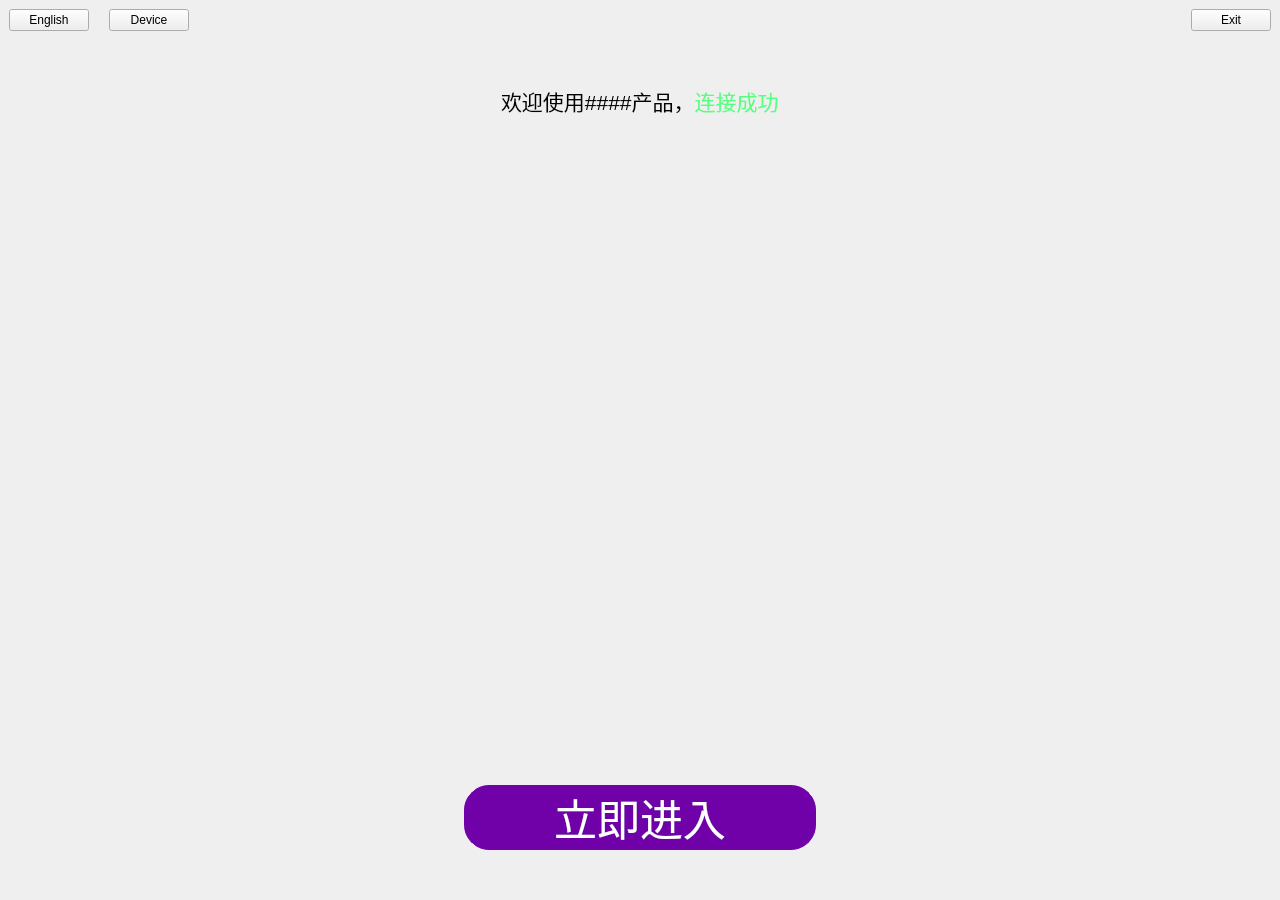
The window that MainWindow.ui (wlffeng2008/AKKOStdio) describes before a commit, drawn with Qt 5.
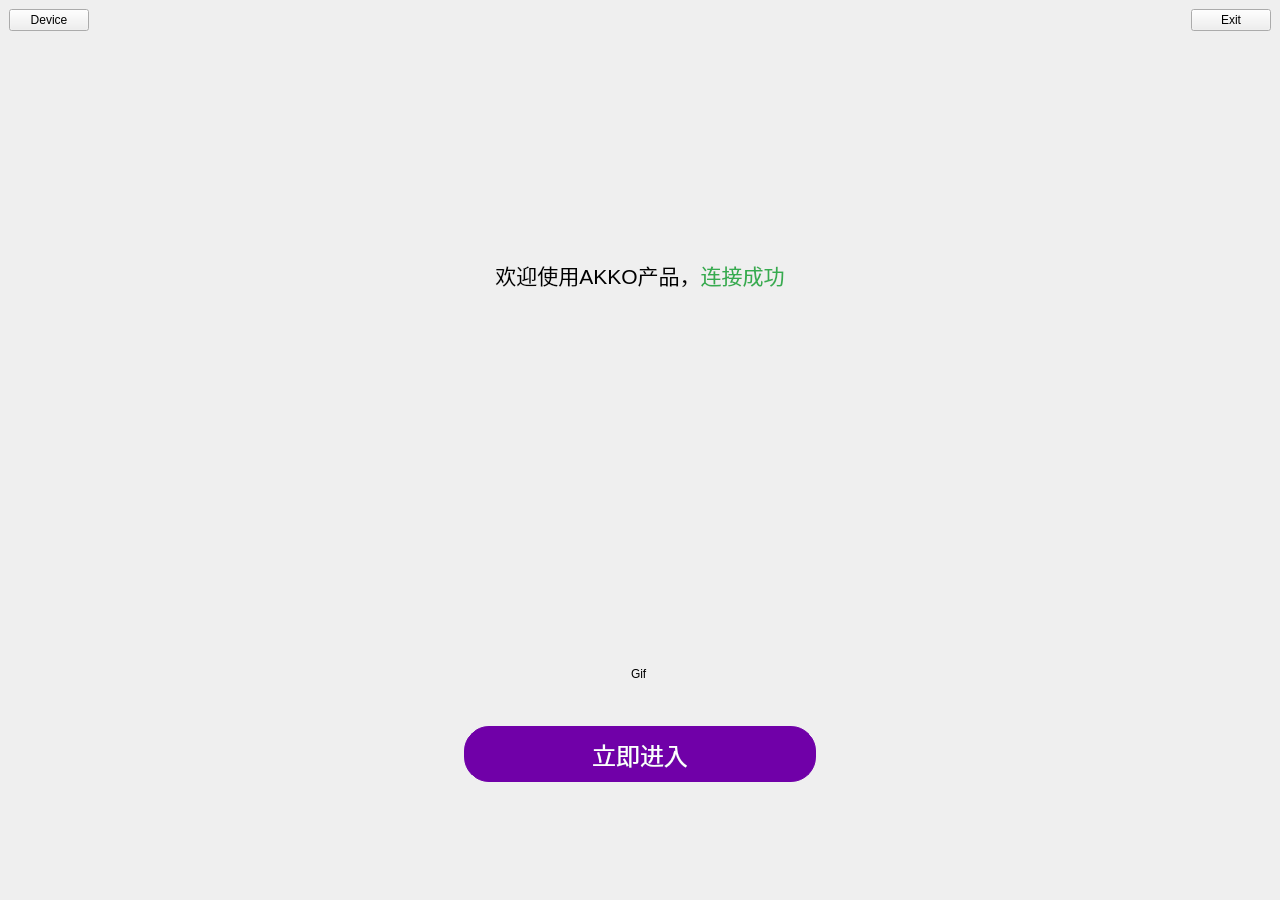
The same window after the commit. Icons and pictures are not drawn.

Patch:
```diff
--- a/MainWindow.ui
+++ b/MainWindow.ui
@@ -22,22 +22,15 @@
    <string notr="true"/>
   </property>
   <widget class="QWidget" name="centralwidget">
-   <layout class="QVBoxLayout" name="verticalLayout" stretch="0,0,0,1,0">
+   <layout class="QVBoxLayout" name="verticalLayout" stretch="0,0,0,0,1,0,0,0">
     <property name="spacing">
-     <number>20</number>
+     <number>45</number>
     </property>
     <property name="bottomMargin">
-     <number>50</number>
+     <number>45</number>
     </property>
     <item>
      <layout class="QHBoxLayout" name="horizontalLayout">
-      <item>
-       <widget class="QPushButton" name="pushButtonLang">
-        <property name="text">
-         <string>English</string>
-        </property>
-       </widget>
-      </item>
       <item>
        <widget class="QPushButton" name="pushButtonDevice">
         <property name="text">
@@ -71,31 +64,105 @@
       </item>
      </layout>
     </item>
+    <item>
+     <spacer name="verticalSpacer">
+      <property name="orientation">
+       <enum>Qt::Orientation::Vertical</enum>
+      </property>
+      <property name="sizeHint" stdset="0">
+       <size>
+        <width>20</width>
+        <height>40</height>
+       </size>
+      </property>
+     </spacer>
+    </item>
     <item alignment="Qt::AlignmentFlag::AlignHCenter">
      <widget class="QLabel" name="labelFlag">
+      <property name="minimumSize">
+       <size>
+        <width>215</width>
+        <height>64</height>
+       </size>
+      </property>
+      <property name="maximumSize">
+       <size>
+        <width>215</width>
+        <height>64</height>
+       </size>
+      </property>
       <property name="text">
        <string/>
       </property>
       <property name="pixmap">
        <pixmap resource="res.qrc">:/images/AkkoFlag.png</pixmap>
       </property>
+      <property name="scaledContents">
+       <bool>true</bool>
+      </property>
+      <property name="alignment">
+       <set>Qt::AlignmentFlag::AlignCenter</set>
+      </property>
      </widget>
     </item>
     <item alignment="Qt::AlignmentFlag::AlignHCenter">
-     <widget class="QLabel" name="label">
+     <widget class="QLabel" name="labelStatus">
+      <property name="minimumSize">
+       <size>
+        <width>436</width>
+        <height>0</height>
+       </size>
+      </property>
+      <property name="maximumSize">
+       <size>
+        <width>436</width>
+        <height>16777215</height>
+       </size>
+      </property>
+      <property name="styleSheet">
+       <string notr="true">font-size:24px;</string>
+      </property>
       <property name="text">
-       <string>&lt;html&gt;&lt;head/&gt;&lt;body&gt;&lt;p&gt;&lt;span style=&quot; font-size:16pt;&quot;&gt;欢迎使用####产品，&lt;/span&gt;&lt;span style=&quot; font-size:16pt; color:#55ff7f;&quot;&gt;连接成功&lt;/span&gt;&lt;/p&gt;&lt;/body&gt;&lt;/html&gt;</string>
+       <string>&lt;html&gt;&lt;head/&gt;&lt;body&gt;&lt;p&gt;&lt;span style=&quot; font-size:16pt;&quot;&gt;欢迎使用AKKO产品，&lt;/span&gt;&lt;span style=&quot; font-size:16pt; color:#35ac4f;&quot;&gt;连接成功&lt;/span&gt;&lt;/p&gt;&lt;/body&gt;&lt;/html&gt;</string>
+      </property>
+      <property name="alignment">
+       <set>Qt::AlignmentFlag::AlignCenter</set>
+      </property>
+      <property name="wordWrap">
+       <bool>true</bool>
       </property>
      </widget>
     </item>
     <item alignment="Qt::AlignmentFlag::AlignHCenter">
      <widget class="QLabel" name="labelKeyboard">
+      <property name="minimumSize">
+       <size>
+        <width>627</width>
+        <height>286</height>
+       </size>
+      </property>
+      <property name="maximumSize">
+       <size>
+        <width>627</width>
+        <height>286</height>
+       </size>
+      </property>
       <property name="text">
        <string/>
       </property>
       <property name="pixmap">
        <pixmap resource="res.qrc">:/images/Akko-Kb0.png</pixmap>
       </property>
+      <property name="scaledContents">
+       <bool>true</bool>
+      </property>
+     </widget>
+    </item>
+    <item alignment="Qt::AlignmentFlag::AlignHCenter">
+     <widget class="QLabel" name="labelGif">
+      <property name="text">
+       <string>Gif</string>
+      </property>
      </widget>
     </item>
     <item alignment="Qt::AlignmentFlag::AlignHCenter">
@@ -103,12 +170,12 @@
       <property name="minimumSize">
        <size>
         <width>352</width>
-        <height>62</height>
+        <height>56</height>
        </size>
       </property>
       <property name="font">
        <font>
-        <pointsize>32</pointsize>
+        <pointsize>-1</pointsize>
         <bold>false</bold>
        </font>
       </property>
@@ -117,15 +184,29 @@
 border: 1px solid rgb(112, 0, 168);
 border-radius:25px;
 background-color: rgb(112, 0, 168);
-
-                min-width: 350px;
-                min-height: 60px;</string>
+min-width: 350px;
+min-height: 54px;
+font-size:24px;
+font-weight:400;</string>
       </property>
       <property name="text">
        <string>立即进入</string>
       </property>
      </widget>
     </item>
+    <item>
+     <spacer name="verticalSpacer_2">
+      <property name="orientation">
+       <enum>Qt::Orientation::Vertical</enum>
+      </property>
+      <property name="sizeHint" stdset="0">
+       <size>
+        <width>20</width>
+        <height>40</height>
+       </size>
+      </property>
+     </spacer>
+    </item>
    </layout>
   </widget>
  </widget>
```
